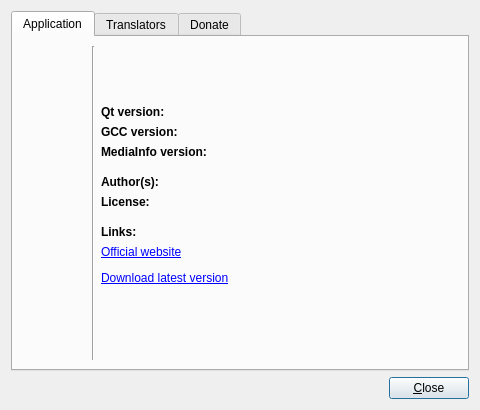
eugene-melnik/alexandra, file src/aboutwindow.ui: the form before one commit.
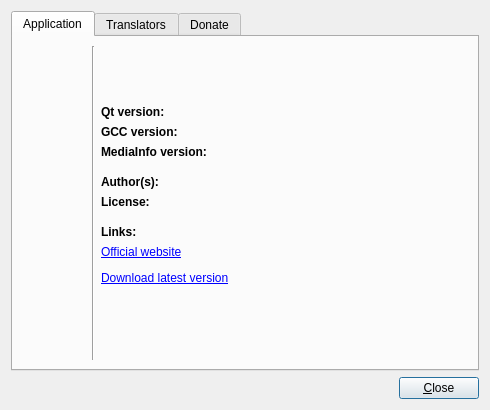
The form after the commit. Icons and pictures are not drawn.

```diff
--- a/src/aboutwindow.ui
+++ b/src/aboutwindow.ui
@@ -9,19 +9,19 @@
    <rect>
     <x>0</x>
     <y>0</y>
-    <width>480</width>
+    <width>490</width>
     <height>410</height>
    </rect>
   </property>
   <property name="minimumSize">
    <size>
-    <width>480</width>
+    <width>490</width>
     <height>410</height>
    </size>
   </property>
   <property name="maximumSize">
    <size>
-    <width>480</width>
+    <width>490</width>
     <height>410</height>
    </size>
   </property>
```
